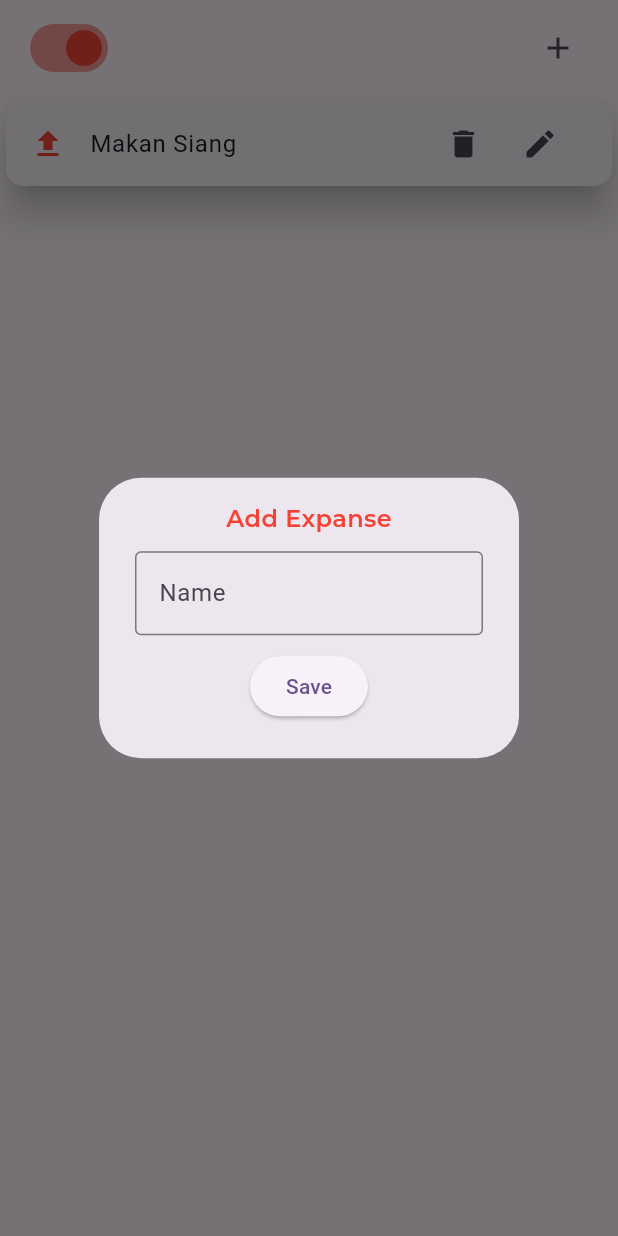
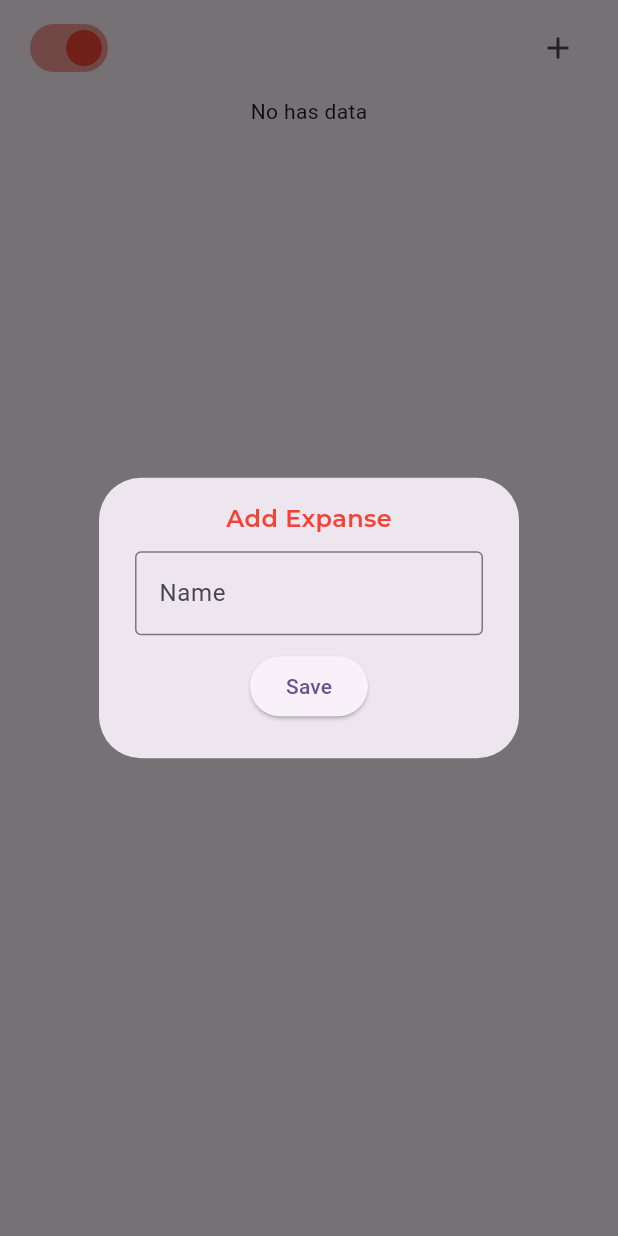
Before and after one commit to Aimmzz/MyMoney-uangkoo-, a Flutter app: the CategoryPage widget shown alone on an empty page, opened directly, after a tap on the "add" icon, on a phone screen of 412 x 824 dp. Run offline on Flutter 3.47's test engine with Material 3 defaults, Android fonts, the phone set to English and light mode, and no system bars; our stand-ins replace drift, google_fonts; missing offline and left inert: calendar_appbar; accounts and stored records are empty; generated files the repository leaves out were written again.

Commit message:
feat: crud category

```diff
--- a/lib/data/database.dart
+++ b/lib/data/database.dart
@@ -20,6 +20,22 @@ class AppDb extends _$AppDb {
 
   @override
   int get schemaVersion => 1;
+
+  // methode get
+  Future<List<category>> getAllCategory(int type) async {
+    return await (select(categories)..where((tbl) => tbl.type.equals(type))).get();
+  }
+
+  //methode update
+  Future updateCategory(int id, String name) async {
+    return (update(categories)..where((tbl) => tbl.id.equals(id)))
+        .write(CategoriesCompanion(name: Value(name)));
+  }
+
+  //methode delete
+  Future deleteCategory(int id) async {
+    return (delete(categories)..where((tbl) => tbl.id.equals(id))).go();
+  }
 }
 
 LazyDatabase _openConnection() {
--- a/lib/pages/category_page.dart
+++ b/lib/pages/category_page.dart
@@ -1,5 +1,9 @@
+import 'package:flutter/foundation.dart';
 import 'package:flutter/material.dart';
+import 'package:flutter/widgets.dart';
 import 'package:google_fonts/google_fonts.dart';
+import 'package:uangkoo/data/database.dart';
+import 'package:uangkoo/model/categories.dart';
 
 class CategoryPage extends StatefulWidget {
   const CategoryPage({super.key});
@@ -9,7 +13,30 @@ class CategoryPage extends StatefulWidget {
 }
 
 class _CategoryPageState extends State<CategoryPage> {
-  bool isExpase = true;
+  bool isExpanse = true;
+  int type = 2;
+  final AppDb database = AppDb();
+  TextEditingController categoryNameController = TextEditingController();
+
+  // add to database
+  Future insert(String name, int type) async {
+    DateTime now = DateTime.now();
+    database.into(database.categories).insertReturning(
+        CategoriesCompanion.insert(
+            name: name, type: type, createdAt: now, editedAt: now));
+  }
+
+  // select data
+  // category nama yang di definisikan dari model
+  Future<List<category>> getAllCategory(int type) async {
+    return await database.getAllCategory(type);
+  }
+
+  //update
+  Future update(int categoryId, String newName) async {
+    return await database.updateCategory(categoryId, newName);
+  }
+
   @override
   Widget build(BuildContext context) {
     return SingleChildScrollView(
@@ -22,10 +49,11 @@ class _CategoryPageState extends State<CategoryPage> {
                 mainAxisAlignment: MainAxisAlignment.spaceBetween,
                 children: [
                   Switch(
-                      value: isExpase,
+                    value: isExpanse,
                     onChanged: (bool value) {
                       setState(() {
-                          isExpase = value;
+                        isExpanse = value;
+                        type = value ? 2 : 1;
                       });
                     },
                     inactiveTrackColor: Colors.green[200],
@@ -33,58 +61,121 @@ class _CategoryPageState extends State<CategoryPage> {
                     activeColor: Colors.red,
                   ),
                   IconButton(
-                      onPressed: (){
-                        openDiaalog();
+                      onPressed: () {
+                        openDialog(null);
                       },
-                      icon: Icon(
-                          Icons.add
-                      )
-                  )
+                      icon: const Icon(Icons.add))
                 ],
               ),
             ),
-            Card(
+            FutureBuilder(
+                future: getAllCategory(type),
+                builder: (context, snapshot) {
+                  if (snapshot.connectionState == ConnectionState.waiting) {
+                    return const Center(
+                      child: CircularProgressIndicator(),
+                    );
+                  } else {
+                    if (snapshot.hasData) {
+                      if (snapshot.data!.length > 0) {
+                        return ListView.builder(
+                            shrinkWrap: true,
+                            itemCount: snapshot.data?.length,
+                            itemBuilder: (context, index) {
+                              return Card(
                                 elevation: 10,
                                 child: ListTile(
-                leading: (isExpase == true) ? Icon(Icons.upload, color: Colors.red,) : Icon(Icons.download, color: Colors.green,),
-                title: Text('Makan Siang'),
+                                  leading: (isExpanse == true)
+                                      ? const Icon(
+                                          Icons.upload,
+                                          color: Colors.red,
+                                        )
+                                      : const Icon(
+                                          Icons.download,
+                                          color: Colors.green,
+                                        ),
+                                  title: Text(snapshot.data![index].name),
                                   trailing: Row(
                                     mainAxisSize: MainAxisSize.min,
                                     children: [
-                    IconButton(onPressed: (){}, icon: const Icon(Icons.delete),),
-                    const SizedBox(width: 3,),
-                    IconButton(onPressed: (){}, icon: const Icon(Icons.edit),),
+                                      IconButton(
+                                        onPressed: () {
+                                          database.deleteCategory(snapshot.data![index].id);
+                                          setState(() {});
+                                        },
+                                        icon: const Icon(Icons.delete),
+                                      ),
+                                      const SizedBox(
+                                        width: 3,
+                                      ),
+                                      IconButton(
+                                        onPressed: () {
+                                          openDialog(snapshot.data![index]);
+                                        },
+                                        icon: const Icon(Icons.edit),
+                                      ),
                                     ],
                                   ),
                                 ),
-            )
+                              );
+                            });
+                      } else {
+                        return const Center(
+                          child: Text('No has data'),
+                        );
+                      }
+                    } else {
+                      return const Center(
+                        child: Text('No  has Data'),
+                      );
+                    }
+                  }
+                }),
           ],
         ),
       ),
     );
   }
 
-  void openDiaalog() {
-    showDialog(context: context, builder: (BuildContext cotext) {
+  void openDialog(category? category) {
+    if (category != null) {
+      categoryNameController.text = category.name;
+    }
+    showDialog(
+        context: context,
+        builder: (BuildContext cotext) {
           return AlertDialog(
             content: Column(
               mainAxisSize: MainAxisSize.min,
               children: [
                 Text(
-              (isExpase) ? 'Add Expanse' : 'Add Income',
+                  (isExpanse) ? 'Add Expanse' : 'Add Income',
                   style: GoogleFonts.montserrat(
                       fontSize: 16,
                       fontWeight: FontWeight.w600,
-                color: (isExpase) ? Colors.red : Colors.green
+                      color: (isExpanse) ? Colors.red : Colors.green),
                 ),
+                const SizedBox(
+                  height: 10,
                 ),
-            const SizedBox(height: 10,),
-            TextField(decoration: InputDecoration(
-              border: OutlineInputBorder(),
-              hintText: 'Name'
-            ),),
-            const SizedBox(height: 10,),
-            ElevatedButton(onPressed: () {}, child: Text('Save'))
+                TextField(
+                  controller: categoryNameController,
+                  decoration: const InputDecoration(
+                      border: OutlineInputBorder(), hintText: 'Name'),
+                ),
+                const SizedBox(
+                  height: 10,
+                ),
+                ElevatedButton(
+                    onPressed: () {
+                      (category == null)
+                          ? insert(categoryNameController.text, isExpanse ? 2 : 1)
+                          : update(category.id, categoryNameController.text);
+                      Navigator.of(context, rootNavigator: true).pop('dialog');
+                      setState(() {});
+                      categoryNameController.clear();
+                    },
+                    child: const Text('Save'))
               ],
             ),
           );
```
Lines whose indentation alone changed are shown as unchanged.
